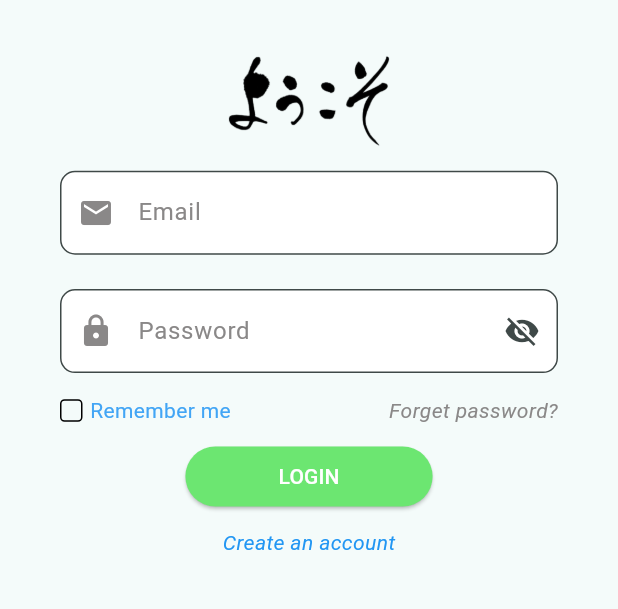
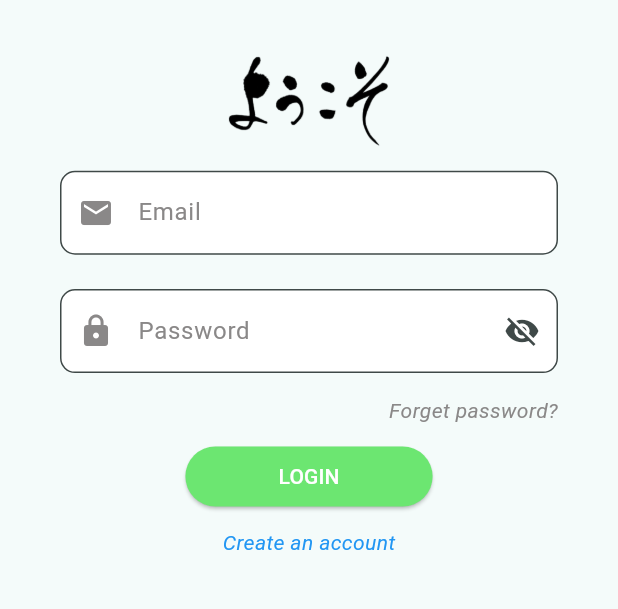
Before and after one commit to LawlietEL/nyuumon, a Flutter app: the screen it shows after launch, on a phone screen of 412 x 824 dp, the part 331-940 px from its top. Run offline on Flutter 3.47's test engine with Material 3 defaults, Android fonts, the phone set to English and light mode, and no system bars; our stand-ins replace bloc, cloud_firestore, equatable, firebase_auth, firebase_core, flutter_bloc and 1 more; accounts and stored records are empty.

Commit message:
1. update flutter 2. update android studio 3. Revisi halaman login 4. revisi router (profil)

```diff
--- a/lib/pages/login_page.dart
+++ b/lib/pages/login_page.dart
@@ -105,19 +105,7 @@ class LoginPage extends StatelessWidget {
                     children: [
                       Row(
                         children: [
-                          Container(
-                            width: 15,
-                            height: 15,
-                            decoration: BoxDecoration(
-                              border: Border.all(color: Colors.black),
-                              borderRadius: BorderRadius.circular(3),
-                            ),
-                          ),
                           SizedBox(width: 5),
-                          Text(
-                            "Remember me",
-                            style: TextStyle(color: Colors.blue[400]),
-                          )
                         ],
                       ),
                       GestureDetector(
--- a/lib/routes/router.dart
+++ b/lib/routes/router.dart
@@ -24,14 +24,14 @@ part 'route_name.dart';
 
 final GoRouter router = GoRouter(
   //VERSI BARU
-  redirect: (context, state) async {
-    final user = FirebaseAuth.instance.authStateChanges().first;
-    if (await user == null) {
-      return "/login";
-    } else {
-      return null;
-    }
-  },
+  // redirect: (context, state) async {
+  //   final user = FirebaseAuth.instance.authStateChanges().first;
+  //   if (await user == null) {
+  //     return "/login";
+  //   } else {
+  //     return null;
+  //   }
+  // },
 
   //VERSI LAMA
   // redirect: (context, state) {
@@ -44,7 +44,7 @@ final GoRouter router = GoRouter(
   //     return null;
   //   }
   // },
-  // initialLocation: '/login',
+  initialLocation: '/login',
   routes: [
     GoRoute(
       path: '/login',
@@ -83,6 +83,36 @@ final GoRouter router = GoRouter(
       builder: (BuildContext context, GoRouterState state) {
         return HomePage();
       },
+    ),
+    GoRoute(
+      path: '/profil',
+      name: Routes.profil,
+      builder: (BuildContext context, GoRouterState state) {
+        return const ProfilPage();
+      },
+      routes: [
+        GoRoute(
+          path: '/logout',
+          name: Routes.logout,
+          builder: (BuildContext context, GoRouterState state) {
+            return LoginPage();
+          },
+        ),
+        GoRoute(
+          path: '/edit_profile',
+          name: Routes.edit_profile,
+          builder: (BuildContext context, GoRouterState state) {
+            return EditProfilePage();
+          },
+        ),
+        GoRoute(
+          path: '/change_password',
+          name: Routes.change_password,
+          builder: (BuildContext context, GoRouterState state) {
+            return ChangePassword();
+          },
+        ),
+      ],
     ),
     GoRoute(
       path: '/belajar',
@@ -167,35 +197,5 @@ final GoRouter router = GoRouter(
         ),
       ],
     ),
-    GoRoute(
-      path: '/profil',
-      name: Routes.profil,
-      builder: (BuildContext context, GoRouterState state) {
-        return const ProfilPage();
-      },
-      routes: [
-        GoRoute(
-          path: '/logout',
-          name: Routes.logout,
-          builder: (BuildContext context, GoRouterState state) {
-            return LoginPage();
-          },
-        ),
-        GoRoute(
-          path: '/edit_profile',
-          name: Routes.edit_profile,
-          builder: (BuildContext context, GoRouterState state) {
-            return EditProfilePage();
-          },
-        ),
-        GoRoute(
-          path: '/change_password',
-          name: Routes.change_password,
-          builder: (BuildContext context, GoRouterState state) {
-            return ChangePassword();
-          },
-        ),
-      ],
-    ),
   ],
 );
```
Also changed, not shown: lib/pages/detail_huruf_hiragana_page.dart (+5 -4 lines), lib/pages/detail_huruf_katakana_page.dart (+5 -4 lines), pubspec.lock, 2 other files.
